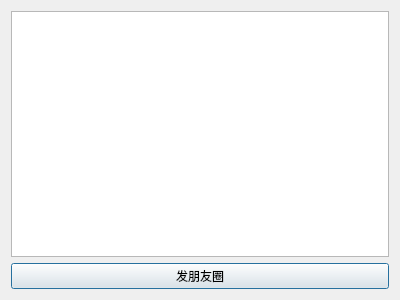
Old version of the form client/dialogmoments.ui in the repository seekstar/syncchat.
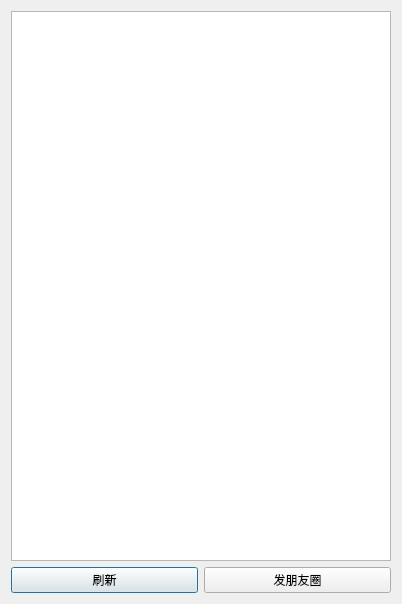
New version of the form.

```diff
--- a/client/dialogmoments.ui
+++ b/client/dialogmoments.ui
@@ -6,8 +6,8 @@
    <rect>
     <x>0</x>
     <y>0</y>
-    <width>400</width>
-    <height>300</height>
+    <width>402</width>
+    <height>604</height>
    </rect>
   </property>
   <property name="windowTitle">
@@ -18,11 +18,25 @@
     <widget class="QListWidget" name="moments"/>
    </item>
    <item>
+    <layout class="QHBoxLayout" name="horizontalLayout_2">
+     <property name="topMargin">
+      <number>0</number>
+     </property>
+     <item>
+      <widget class="QPushButton" name="btn_refresh">
+       <property name="text">
+        <string>刷新</string>
+       </property>
+      </widget>
+     </item>
+     <item>
     <widget class="QPushButton" name="btn_edit">
      <property name="text">
       <string>发朋友圈</string>
      </property>
     </widget>
+     </item>
+    </layout>
    </item>
   </layout>
  </widget>
```
Lines whose indentation alone changed are shown as unchanged.
